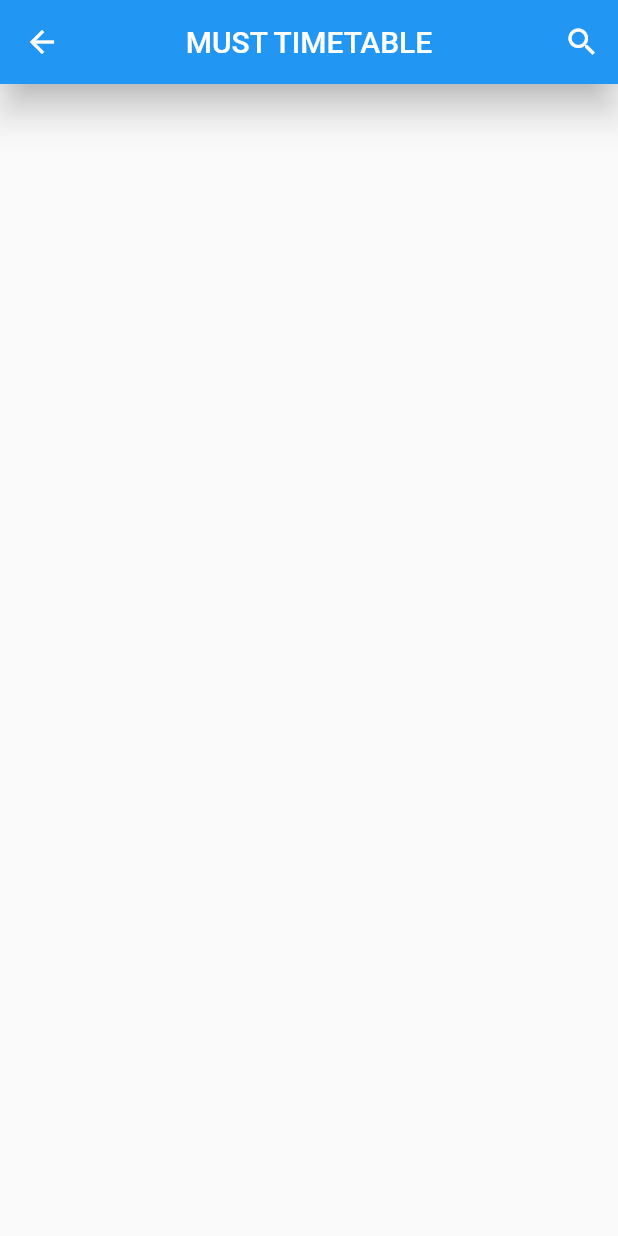
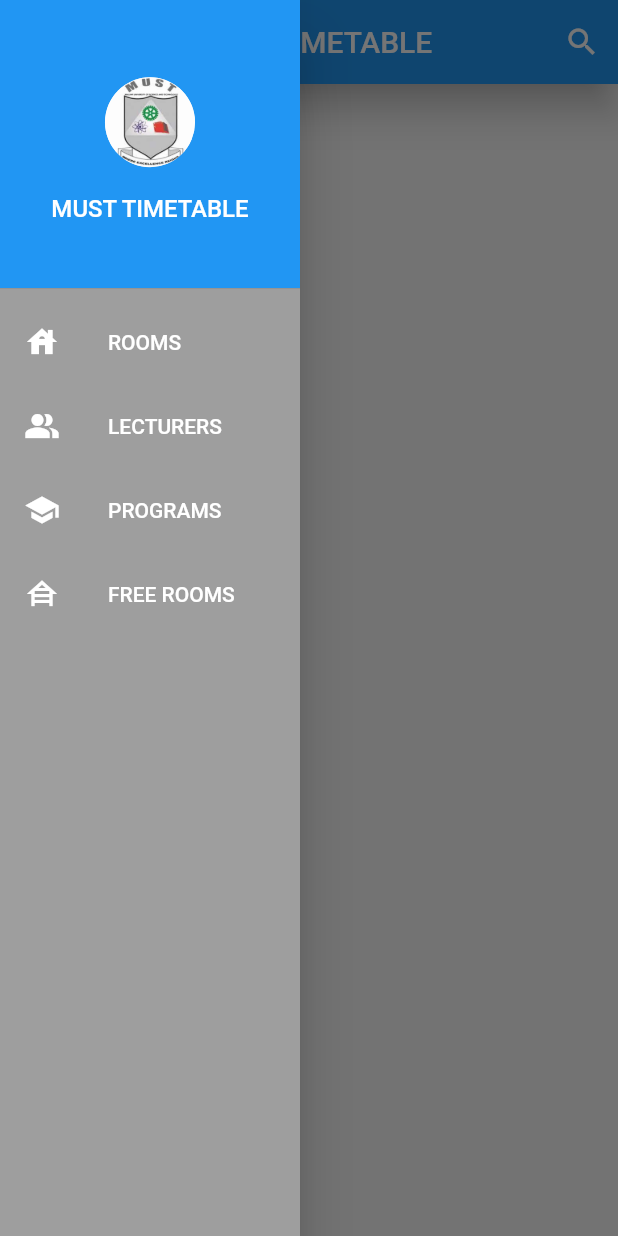
Before and after one commit to shadkasera/must_app, a Flutter app: the room_screen screen opened directly, with the side drawer open (before the commit the screen has no drawer), on a phone screen of 412 x 824 dp. Run offline on Flutter 3.47's test engine with Material 2 defaults, Android fonts, the light colour scheme and no system bars.

```diff
--- a/lib/room_screen.dart
+++ b/lib/room_screen.dart
@@ -1,11 +1,14 @@
 import 'package:flutter/material.dart';
+
 // ignore: camel_case_types
 class room_screen extends StatelessWidget {
   const room_screen({super.key});
 
   @override
   Widget build(BuildContext context) {
-    return SafeArea(child: Scaffold( appBar: AppBar(
+    return SafeArea(
+        child: Scaffold(
+      appBar: AppBar(
         iconTheme: const IconThemeData(color: Colors.white),
         backgroundColor: Colors.blue,
         elevation: 10,
@@ -23,6 +26,105 @@
         ),
         centerTitle: true,
       ),
+      drawer: SizedBox(
+        width: 200, // set a fixed width for the drawer
+        child: Drawer(
+          backgroundColor: Colors.grey,
+          child: ListView(
+            padding: EdgeInsets.zero,
+            children: [
+              // ignore: avoid_unnecessary_containers
+              SizedBox(
+                height: 200,
+                child: DrawerHeader(
+                  decoration: const BoxDecoration(
+                    color: Colors.blue,
+                  ),
+                  child: Column(
+                    mainAxisAlignment: MainAxisAlignment.center,
+                    // ignore: prefer_const_literals_to_create_immutables
+                    children: [
+                      const CircleAvatar(
+                        radius: 30,
+                        backgroundImage: AssetImage(
+                          'assets/images/must_logo.jpeg',
+                        ),
+                      ),
+                      // ignore: prefer_const_constructors
+                      SizedBox(height: 18),
+                      const Text(
+                        'MUST TIMETABLE',
+                        style: TextStyle(
+                          color: Colors.white,
+                          fontSize: 16,
+                        ),
+                      ),
+                    ],
+                  ),
+                ),
+              ),
+              ListTile(
+                leading: const Icon(
+                  Icons.house_sharp,
+                  color: Colors.white,
+                ),
+                title: const Text(
+                  'ROOMS',
+                  style: TextStyle(color: Colors.white),
+                ),
+                onTap: () {
+                  //Navigator.push(context, MaterialPageRoute(builder: context.(context) => room_screen));
+                  Navigator.push(
+                    context,
+                    MaterialPageRoute(
+                      builder: (context) => const room_screen(),
+                    ),
+                  );
+                },
+              ),
+              ListTile(
+                leading: const Icon(
+                  Icons.people_alt_sharp,
+                  color: Colors.white,
+                ),
+                title: const Text(
+                  'LECTURERS',
+                  style: TextStyle(color: Colors.white),
+                ),
+                onTap: () {
+                  // code to handle item 2
+                },
+              ),
+              ListTile(
+                leading: const Icon(
+                  Icons.school,
+                  color: Colors.white,
+                ),
+                title: const Text(
+                  'PROGRAMS',
+                  style: TextStyle(color: Colors.white),
+                ),
+                onTap: () {
+                  // code to handle item 1
+                },
+              ),
+              ListTile(
+                leading: const Icon(
+                  Icons.house_siding,
+                  color: Colors.white,
+                ),
+                title: const Text(
+                  'FREE ROOMS',
+                  style: TextStyle(color: Colors.white),
+                ),
+                onTap: () {
+                  // code to handle item 1
+                },
+              ),
+            ],
+          ),
+        ),
+      ),
     ));
   }
 }
```
Lines whose indentation alone changed are shown as unchanged.
